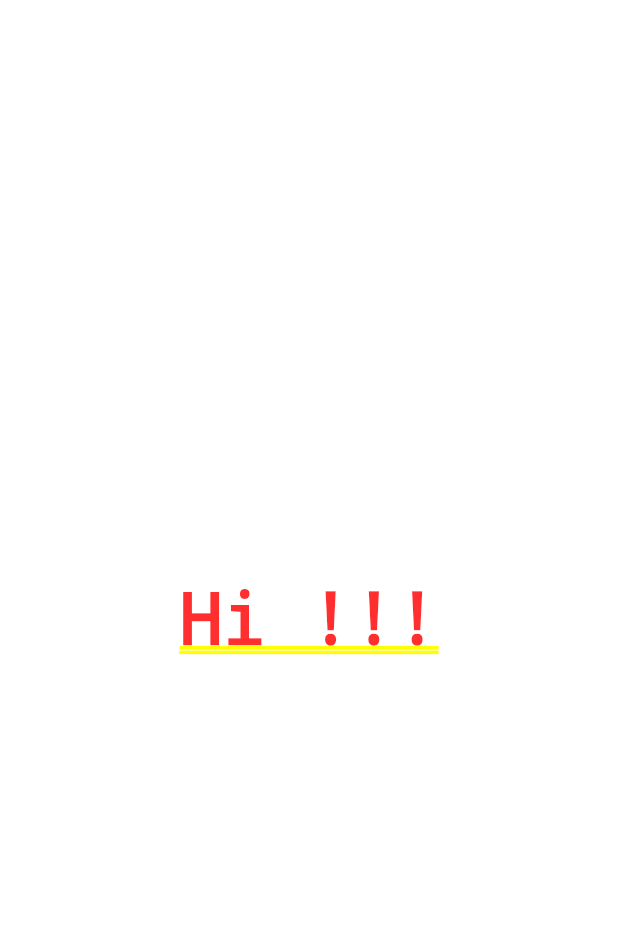
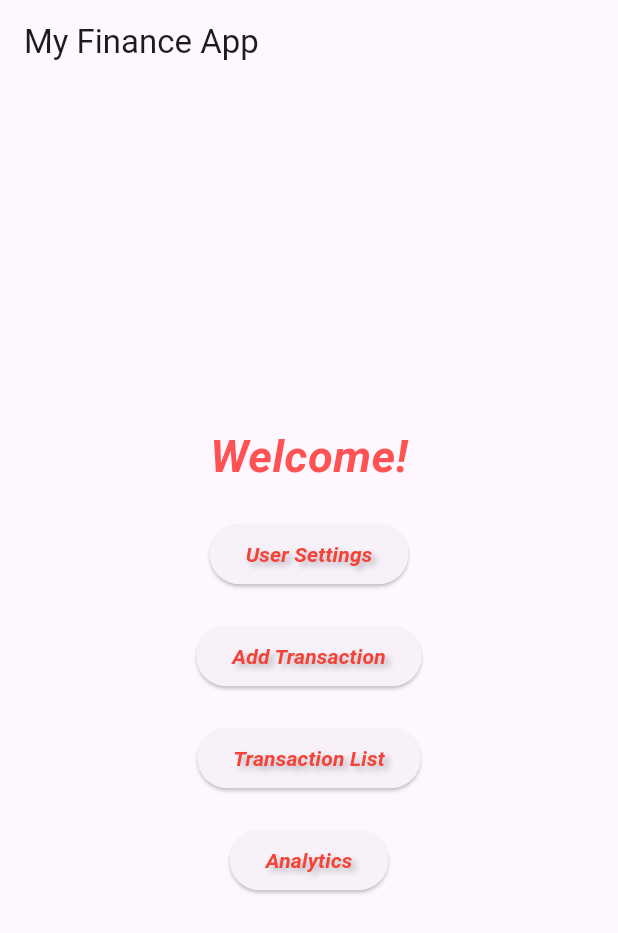
Before and after one commit to Spartakm67/flutter_home_work10, a Flutter app: the screen it shows after launch, on a phone screen of 412 x 824 dp. Shown: the top 933 px of the screen. Run offline on Flutter 3.47's test engine with Material 3 defaults, Android fonts, the phone set to English and light mode, and no system bars; our stand-ins replace hive, hive_flutter, mobx; accounts and stored records are empty; generated files the repository leaves out were written again.

Commit message:
Screens added

```diff
--- a/lib/main.dart
+++ b/lib/main.dart
@@ -4,8 +4,9 @@ import 'package:flutter_home_work10/data/models/transaction.dart';
 import 'package:flutter_home_work10/data/models/user_settings.dart';
 import 'package:hive/hive.dart';
 import 'package:hive_flutter/hive_flutter.dart';
-import 'package:flutter_home_work10/screens/transaction_screen.dart';
 import 'package:path_provider/path_provider.dart';
+import 'package:flutter_home_work10/screens/screens.dart';
+
 
 void main() async {
   WidgetsFlutterBinding.ensureInitialized();
@@ -17,17 +18,9 @@ void main() async {
   Hive.registerAdapter(UserSettingsAdapter());
   Hive.registerAdapter(AnalyticsAdapter());
 
-  // var transactionBox = await Hive.openBox<Transaction>('transactionBox');
-  // var userSettingsBox = await Hive.openBox<UserSettings>('userSettingsBox');
-  // var analyticsBox = await Hive.openBox<Analytics>('analyticsBox');
-
   await Hive.openBox<Transaction>('transactionsBox');
   await Hive.openBox<UserSettings>('userSettingsBox');
   await Hive.openBox<Analytics>('analyticsBox');
-
-  // var transactionsBox = Hive.box('transactionsBox');
-  // var userSettingsBox = Hive.box('userSettingsBox');
-  // var analyticsBox = Hive.box('analyticsBox');
 
   runApp(const MyApp());
 }
@@ -38,16 +31,31 @@ class MyApp extends StatelessWidget {
   @override
   Widget build(BuildContext context) {
     return MaterialApp(
-      title: 'Flutter Demo',
+      debugShowCheckedModeBanner: false,
+      title: 'Flutter HW10',
       theme: ThemeData(
         colorScheme: ColorScheme.fromSeed(seedColor: Colors.deepPurple),
         useMaterial3: true,
       ),
-      home:const Center(child: Text('Hi !!!')),
-      // const TransactionScreen(),
+      initialRoute: '/',
+      routes: <String, WidgetBuilder>{
+        '/': (context) => const HomeScreen(),
+        '/settings': (context) => const UserSettingsScreen(),
+        '/transactions': (context) => const UserTransactionsScreen(),
+        '/analytics': (context) => const UserAnalyticsScreen(),
+      },
     );
   }
 }
+
+// var transactionBox = await Hive.openBox<Transaction>('transactionBox');
+// var userSettingsBox = await Hive.openBox<UserSettings>('userSettingsBox');
+// var analyticsBox = await Hive.openBox<Analytics>('analyticsBox');
+
+// var transactionsBox = Hive.box('transactionsBox');
+// var userSettingsBox = Hive.box('userSettingsBox');
+// var analyticsBox = Hive.box('analyticsBox');
+
 
 // class TransactionStore = _TransactionStore with _$TransactionStore;
 //
--- /dev/null
+++ b/lib/screens/home_screen.dart
@@ -0,0 +1,73 @@
+import 'package:flutter/material.dart';
+import 'package:flutter_home_work10/styles/text_styles.dart';
+import 'package:flutter_home_work10/widgets/transaction_form_add.dart';
+
+class HomeScreen extends StatelessWidget {
+  const HomeScreen({super.key});
+
+  @override
+  Widget build(BuildContext context) {
+    return Scaffold(
+      appBar: AppBar(
+        title: const Text(
+          'My Finance App',
+        ),
+      ),
+      body: Center(
+        child: Column(
+          mainAxisAlignment: MainAxisAlignment.center,
+          children: [
+            TextStyles.styledText('Welcome!', TextStyles.greetingsText),
+            const SizedBox(
+              height: 20,
+            ),
+            ElevatedButton(
+              onPressed: () {
+                Navigator.pushNamed(context, '/settings');
+              },
+              child: const Text(
+                'User Settings', style: TextStyles.buttonText,
+              ),
+            ),
+            const SizedBox(
+              height: 20,
+            ),
+            ElevatedButton(
+              onPressed: () {
+                Navigator.push(
+                  context,
+                  MaterialPageRoute(builder: (_) => const TransactionFormAdd()),
+                );
+              },
+              child: const Text(
+                'Add Transaction', style: TextStyles.buttonText,
+              ),
+            ),
+            const SizedBox(
+              height: 20,
+            ),
+            ElevatedButton(
+              onPressed: () {
+                Navigator.pushNamed(context, '/transactions');
+              },
+              child: const Text(
+                'Transaction List', style: TextStyles.buttonText,
+              ),
+            ),
+            const SizedBox(
+              height: 20,
+            ),
+            ElevatedButton(
+              onPressed: () {
+                Navigator.pushNamed(context, '/analytics');
+              },
+              child: const Text(
+                'Analytics', style: TextStyles.buttonText,
+              ),
+            ),
+          ],
+        ),
+      ),
+    );
+  }
+}
--- /dev/null
+++ b/lib/screens/screens.dart
@@ -0,0 +1,4 @@
+export 'home_screen.dart';
+export 'user_analytics_screen.dart';
+export 'user_settings_screen.dart';
+export 'user_transactions_screen.dart';
--- a/lib/screens/transaction_screen.dart
+++ /dev/null
@@ -1,3 +0,0 @@
-import 'package:flutter/material.dart';
-import 'package:hive/hive.dart';
-import 'package:hive_flutter/hive_flutter.dart';
--- /dev/null
+++ b/lib/screens/user_analytics_screen.dart
@@ -0,0 +1,10 @@
+import 'package:flutter/material.dart';
+
+class UserAnalyticsScreen extends StatelessWidget {
+  const UserAnalyticsScreen({super.key});
+
+  @override
+  Widget build(BuildContext context) {
+    return const Placeholder();
+  }
+}
--- /dev/null
+++ b/lib/screens/user_settings_screen.dart
@@ -0,0 +1,10 @@
+import 'package:flutter/material.dart';
+
+class UserSettingsScreen extends StatelessWidget {
+  const UserSettingsScreen({super.key});
+
+  @override
+  Widget build(BuildContext context) {
+    return const Placeholder();
+  }
+}
--- /dev/null
+++ b/lib/screens/user_transactions_screen.dart
@@ -0,0 +1,80 @@
+import 'package:flutter/material.dart';
+import 'package:hive/hive.dart';
+import 'package:hive_flutter/hive_flutter.dart';
+
+class UserTransactionsScreen extends StatelessWidget {
+  const UserTransactionsScreen({super.key});
+
+  @override
+  Widget build(BuildContext context) {
+    return Scaffold(
+      appBar: AppBar(
+        title: const Text('Рецепти'),
+      ),
+      body: Column(
+        // children: [
+        //   Padding(
+        //     padding: const EdgeInsets.all(8.0),
+        //     child: TextField(
+        //       controller: recipeModel.searchController,
+        //       onChanged: (query) => recipeModel.setSearchQuery(query),
+        //       decoration: InputDecoration(
+        //         labelText: 'Пошук за назвою',
+        //         border: const OutlineInputBorder(),
+        //         suffixIcon: recipeModel.searchController.text.isNotEmpty
+        //             ? IconButton(
+        //           icon: const Icon(Icons.clear),
+        //           onPressed: recipeModel.clearSearchQuery,
+        //         )
+        //             : null,
+        //       ),
+        //     ),
+        //   ),
+        //   Padding(
+        //     padding: const EdgeInsets.symmetric(horizontal: 8.0),
+        //     child: DropdownButton<String>(
+        //       value: recipeModel.selectedCategory,
+        //       hint: const Text("Обрати категорію"),
+        //       onChanged: (category) =>
+        //           recipeModel.setSelectedCategory(category),
+        //       isExpanded: true,
+        //       items: [
+        //         const DropdownMenuItem(
+        //           value: null,
+        //           child: Text("Усі категорії"),
+        //         ),
+        //         ...recipeModel.getAllCategories().map((category) {
+        //           return DropdownMenuItem(
+        //             value: category,
+        //             child: Text(category),
+        //           );
+        //         }),
+        //       ],
+        //     ),
+        //   ),
+        //   Expanded(
+        //     child: ListView.builder(
+        //       itemCount: recipes.length,
+        //       itemBuilder: (context, index) {
+        //         final recipe = recipes[index];
+        //         return RecipeCard(recipe: recipe);
+        //       },
+        //     ),
+        //   ),
+        // ],
+      ),
+      // floatingActionButton: FloatingActionButton(
+      //   onPressed: () async {
+      //     final result = await Navigator.push(
+      //       context,
+      //       MaterialPageRoute(builder: (_) => const RecipeForm()),
+      //     );
+      //     if (result != null && result is Recipe) {
+      //       recipeModel.addRecipe(result);
+      //     }
+      //   },
+      //   child: const Icon(Icons.add),
+      // ),
+    );
+  }
+}
--- /dev/null
+++ b/lib/styles/text_styles.dart
@@ -0,0 +1,46 @@
+import 'package:flutter/material.dart';
+
+class TextStyles {
+  static const TextStyle buttonText = TextStyle(
+    fontSize: 14,
+    color: Colors.red,
+    fontStyle: FontStyle.italic,
+    fontWeight: FontWeight.bold,
+    shadows: [
+      Shadow(
+        offset: Offset(3.0, 3.0),
+        blurRadius: 5.0,
+        color: Colors.black26,
+      ),
+    ],
+    );
+
+  static const TextStyle defaultText = TextStyle(
+    fontSize: 20,
+    color: Colors.blueAccent,
+    fontStyle: FontStyle.italic,
+  );
+
+  static const TextStyle greetingsText = TextStyle(
+    fontSize: 30,
+    color: Colors.redAccent,
+    fontStyle: FontStyle.italic,
+    fontWeight: FontWeight.bold,
+  );
+
+  static const TextStyle userText = TextStyle(
+    fontSize: 14,
+    color: Colors.blueAccent,
+    fontStyle: FontStyle.italic,
+    fontWeight: FontWeight.bold,
+  );
+
+  static Text styledText(String text, TextStyle style) {
+    return Text(
+      text,
+      style: style,
+      softWrap: true,
+      overflow: TextOverflow.visible,
+    );
+  }
+}
--- a/lib/widgets/transactions_form_add.dart
+++ b/lib/widgets/transaction_form_add.dart
@@ -1,4 +1,14 @@
 import 'package:flutter/material.dart';
+
+class TransactionFormAdd extends StatelessWidget {
+  const TransactionFormAdd({super.key});
+
+  @override
+  Widget build(BuildContext context) {
+    return const Placeholder();
+  }
+}
+
 
 // class RecipeForm extends StatefulWidget {
 //   const RecipeForm({super.key});
```
